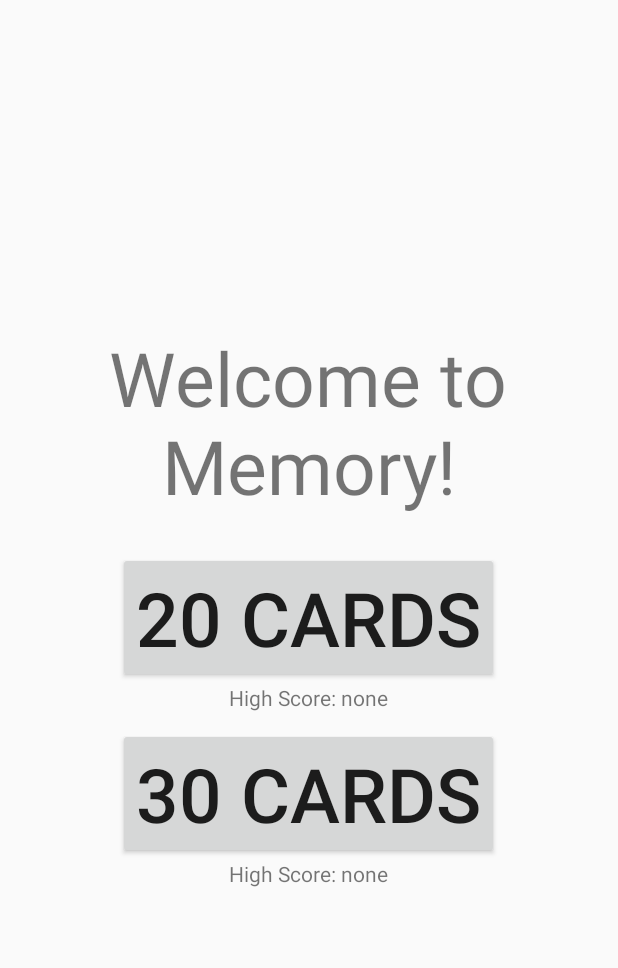
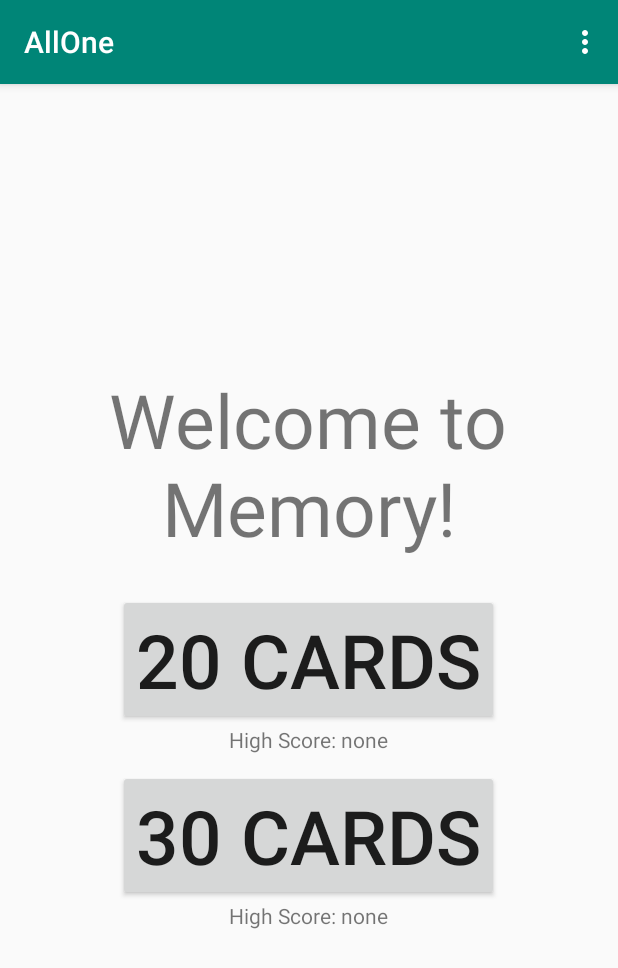
Before and after one commit to youngethan4/All-In-One, an Android app: the MemoryActivity screen opened directly, with no data from a screen before it, on a phone screen of 412 x 824 dp. Shown: the top 968 px of the screen. Run offline under Robolectric (Android 15) with nearby library versions, the phone set to English and light mode, and no system bars.

Commit message:
Sprint 2: options menu done with shared preferences.

```diff
--- a/app/src/main/java/com/example/ethanman04/allone/PreferenceKeys.java
+++ b/app/src/main/java/com/example/ethanman04/allone/PreferenceKeys.java
@@ -4,5 +4,7 @@ public class PreferenceKeys {
 
     public static final String MEMORY_HIGH_SCORE_30 = "USERS_HIGH_SCORE_30";
     public static final String MEMORY_HIGH_SCORE_20 = "USERS_HIGH_SCORE_20";
+    public static final String MEMORY_MUSIC_CHECKED = "IS_MUSIC_MUTE";
+    public static final String MEMORY_SOUND_CHECKED = "IS_SOUND_MUTE";
 
 }
--- a/app/src/main/java/com/example/ethanman04/memory/MemoryActivity.java
+++ b/app/src/main/java/com/example/ethanman04/memory/MemoryActivity.java
@@ -1,10 +1,13 @@
 package com.example.ethanman04.memory;
 
+import android.content.ClipData;
 import android.content.Intent;
 import android.content.SharedPreferences;
 import android.preference.PreferenceManager;
 import android.support.v7.app.AppCompatActivity;
 import android.os.Bundle;
+import android.view.Menu;
+import android.view.MenuItem;
 import android.view.View;
 import android.widget.Button;
 import android.widget.TextView;
@@ -22,8 +25,16 @@ public class MemoryActivity extends AppCompatActivity {
         super.onCreate(savedInstanceState);
         setContentView(R.layout.activity_memory);
 
+        getSupportActionBar().show();
+        setClicks();
         setHighScore();
+    }
 
+    /**
+     * Sets both button's onclick methods to open up the grid activity with the correct number of
+     * cards as an extra.
+     */
+    private void setClicks(){
         Button b = findViewById(R.id.memory_button1);
         Button b2 = findViewById(R.id.memory_button2);
 
@@ -47,12 +58,18 @@ public class MemoryActivity extends AppCompatActivity {
         });
     }
 
+    /**
+     * Sets the Android back button to go to AppActivity from this
+     */
     @Override
     public void onBackPressed(){
         Intent intent = new Intent(MemoryActivity.this, AppActivity.class);
         startActivity(intent);
     }
 
+    /**
+     * Uses shared preferences to save the high score of each game subset
+     */
     private void setHighScore() {
         SharedPreferences sp = PreferenceManager.getDefaultSharedPreferences(this);
         long highScore30 = sp.getLong(PreferenceKeys.MEMORY_HIGH_SCORE_30, 0);
@@ -74,9 +91,13 @@ public class MemoryActivity extends AppCompatActivity {
             String str30 = millisToString(highScore30);
             hs30.setText(str30);
         }
-
     }
 
+    /**
+     * Helper method to convert millis to a string value
+     * @param millis
+     * @return users time in string format
+     */
     private String millisToString(long millis) {
         int seconds = (int) (millis / 1000);
         int minutes = seconds / 60;
@@ -84,4 +105,67 @@ public class MemoryActivity extends AppCompatActivity {
         String setTextTimer = "High Score: " + minutes + ":" + String.format(Locale.ENGLISH,"%02d", seconds);
         return setTextTimer;
     }
+
+    /**
+     * Creates the options menu and looks in the shared preferences to see if music or sound is muted.
+     * @param menu
+     * @return true
+     */
+    @Override
+    public boolean onCreateOptionsMenu(Menu menu) {
+        getMenuInflater().inflate(R.menu.menu_memory_options, menu);
+        SharedPreferences sp = PreferenceManager.getDefaultSharedPreferences(this);
+        boolean muteMusic = sp.getBoolean(PreferenceKeys.MEMORY_MUSIC_CHECKED, false);
+        boolean muteSound = sp.getBoolean(PreferenceKeys.MEMORY_SOUND_CHECKED, false);
+        if(muteMusic) {
+            MenuItem item = menu.findItem(R.id.memory_options_music);
+            item.setChecked(true);
+        }
+        if(muteSound){
+            MenuItem item = menu.findItem(R.id.memory_options_sound);
+            item.setChecked(true);
+        }
+        return true;
+    }
+
+    /**
+     * Sets what happens when a user selects a menu item. For mute music and sound, updates the shared
+     * preferences.
+     * @param item
+     * @return
+     */
+    @Override
+    public boolean onOptionsItemSelected(MenuItem item) {
+        SharedPreferences sp = PreferenceManager.getDefaultSharedPreferences(this);
+        boolean muteMusic = sp.getBoolean(PreferenceKeys.MEMORY_MUSIC_CHECKED, false);
+        boolean muteSound = sp.getBoolean(PreferenceKeys.MEMORY_SOUND_CHECKED, false);
+        SharedPreferences.Editor editor = sp.edit();
+
+        switch(item.getItemId()) {
+            case R.id.memory_options_theme:
+                break;
+            case R.id.memory_options_music:
+                if (muteMusic) {
+                    item.setChecked(false);
+                    editor.putBoolean(PreferenceKeys.MEMORY_MUSIC_CHECKED, false);
+                }
+                else {
+                    item.setChecked(true);
+                    editor.putBoolean(PreferenceKeys.MEMORY_MUSIC_CHECKED, true);
+                }
+                break;
+            case R.id.memory_options_sound:
+                if (muteSound) {
+                    item.setChecked(false);
+                    editor.putBoolean(PreferenceKeys.MEMORY_SOUND_CHECKED, false);
+                }
+                else {
+                    item.setChecked(true);
+                    editor.putBoolean(PreferenceKeys.MEMORY_SOUND_CHECKED, true);
+                }
+                break;
+        }
+        editor.apply();
+        return super.onOptionsItemSelected(item);
+    }
 }
--- /dev/null
+++ b/app/src/main/res/menu/menu_memory_options.xml
@@ -0,0 +1,21 @@
+<?xml version="1.0" encoding="utf-8"?>
+<menu
+    xmlns:android="http://schemas.android.com/apk/res/android"
+    android:layout_height="match_parent"
+    android:layout_width="match_parent">
+
+    <item
+        android:id="@+id/memory_options_theme"
+        android:title="Change Theme" />
+
+    <item
+        android:id="@+id/memory_options_music"
+        android:title="Mute Music"
+        android:checkable="true" />
+
+    <item
+        android:id="@+id/memory_options_sound"
+        android:title="Mute Sound"
+        android:checkable="true" />
+
+</menu>
--- a/app/src/main/res/values/styles.xml
+++ b/app/src/main/res/values/styles.xml
@@ -1,7 +1,7 @@
 <resources>
 
     <!-- Base application theme. -->
-    <style name="AppTheme" parent="Theme.AppCompat.Light.NoActionBar">
+    <style name="AppTheme" parent="Theme.AppCompat.Light.DarkActionBar">
         <!-- Customize your theme here. -->
         <item name="colorPrimary">@color/colorPrimary</item>
         <item name="colorPrimaryDark">@color/colorPrimaryDark</item>
```
Also changed, not shown: app/src/main/java/com/example/ethanman04/memory/MemoryGridActivity.java (+11 -2 lines), app/src/main/res/layout/layout_memory_card.xml (renamed from app/src/main/res/layout/layout_card.xml), 2 other files.
